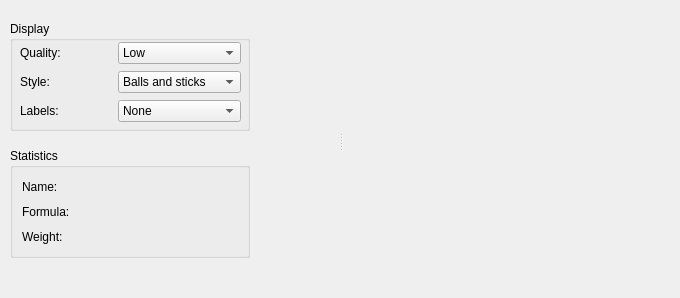
The window that src/tools/moleculeviewerwidget.ui (KDE/kalzium) describes before a commit, drawn with Qt 5.
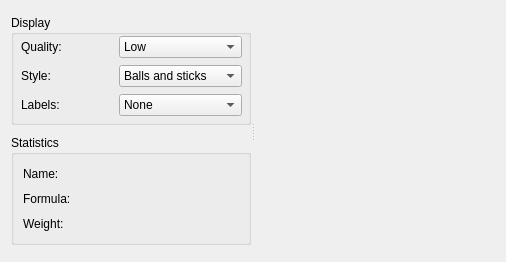
The same window after the commit. Custom widgets are drawn as their Qt base class.

Commit message: Improvements to the moleculeviewerwidget layout - the glWidget is given the most space as the window is expanded.

Diff of the .ui file:
```diff
--- a/src/tools/moleculeviewerwidget.ui
+++ b/src/tools/moleculeviewerwidget.ui
@@ -5,8 +5,8 @@
    <rect>
     <x>0</x>
     <y>0</y>
-    <width>680</width>
-    <height>298</height>
+    <width>506</width>
+    <height>258</height>
    </rect>
   </property>
   <property name="sizePolicy" >
@@ -18,21 +18,18 @@
   <property name="windowTitle" >
    <string>Form</string>
   </property>
+  <layout class="QVBoxLayout" >
+   <item>
   <widget class="QSplitter" name="splitter" >
-   <property name="geometry" >
-    <rect>
-     <x>10</x>
-     <y>10</y>
-     <width>661</width>
-     <height>261</height>
-    </rect>
-   </property>
    <property name="sizePolicy" >
-    <sizepolicy vsizetype="Preferred" hsizetype="Preferred" >
+      <sizepolicy vsizetype="Expanding" hsizetype="Expanding" >
      <horstretch>0</horstretch>
      <verstretch>0</verstretch>
     </sizepolicy>
    </property>
+     <property name="lineWidth" >
+      <number>1</number>
+     </property>
    <property name="orientation" >
     <enum>Qt::Horizontal</enum>
    </property>
@@ -238,8 +235,8 @@
    <widget class="KalziumGLWidget" native="1" name="glWidget" >
     <property name="sizePolicy" >
      <sizepolicy vsizetype="Expanding" hsizetype="Expanding" >
-      <horstretch>0</horstretch>
-      <verstretch>0</verstretch>
+        <horstretch>10</horstretch>
+        <verstretch>10</verstretch>
      </sizepolicy>
     </property>
     <property name="minimumSize" >
@@ -256,6 +253,8 @@
     </property>
    </widget>
   </widget>
+   </item>
+  </layout>
  </widget>
  <customwidgets>
   <customwidget>
```
Left out of the diff: 3 changed lines with no effect on the pictures. Lines whose indentation alone changed are shown as unchanged.
